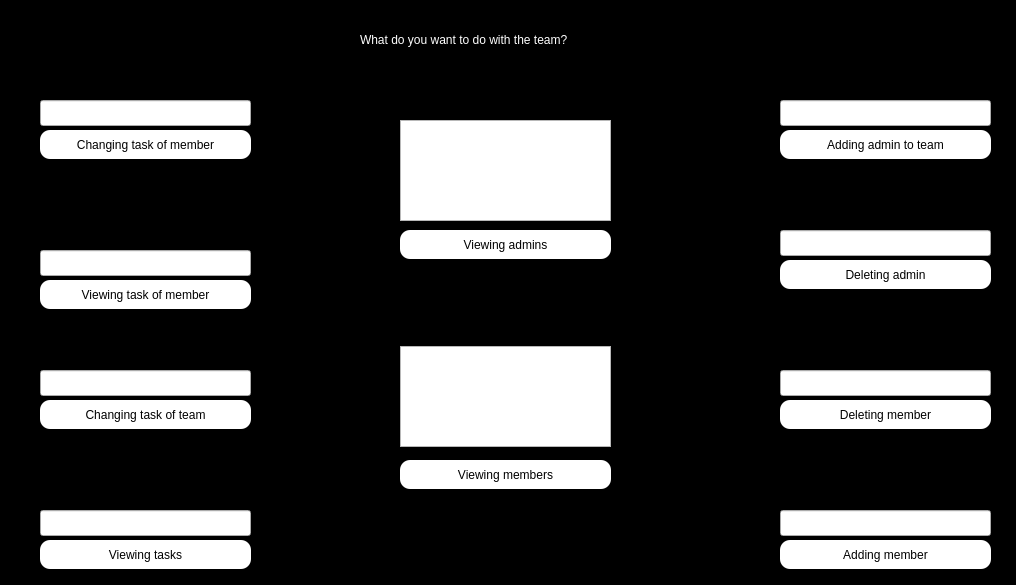
This is enter/team_before.ui in Shayanrava/APproject as Qt 5 draws it before an edit. The edited form follows.
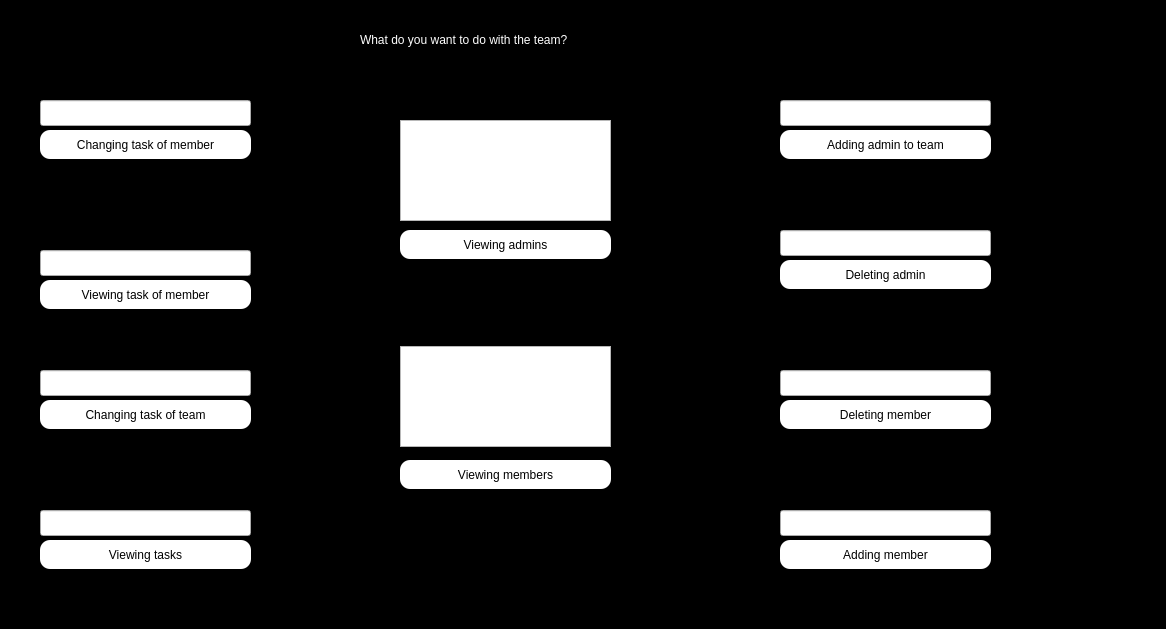
This is the edited form.

```diff
--- a/enter/team_before.ui
+++ b/enter/team_before.ui
@@ -6,8 +6,8 @@
    <rect>
     <x>0</x>
     <y>0</y>
-    <width>1016</width>
-    <height>585</height>
+    <width>1166</width>
+    <height>629</height>
    </rect>
   </property>
   <property name="windowTitle">
```
